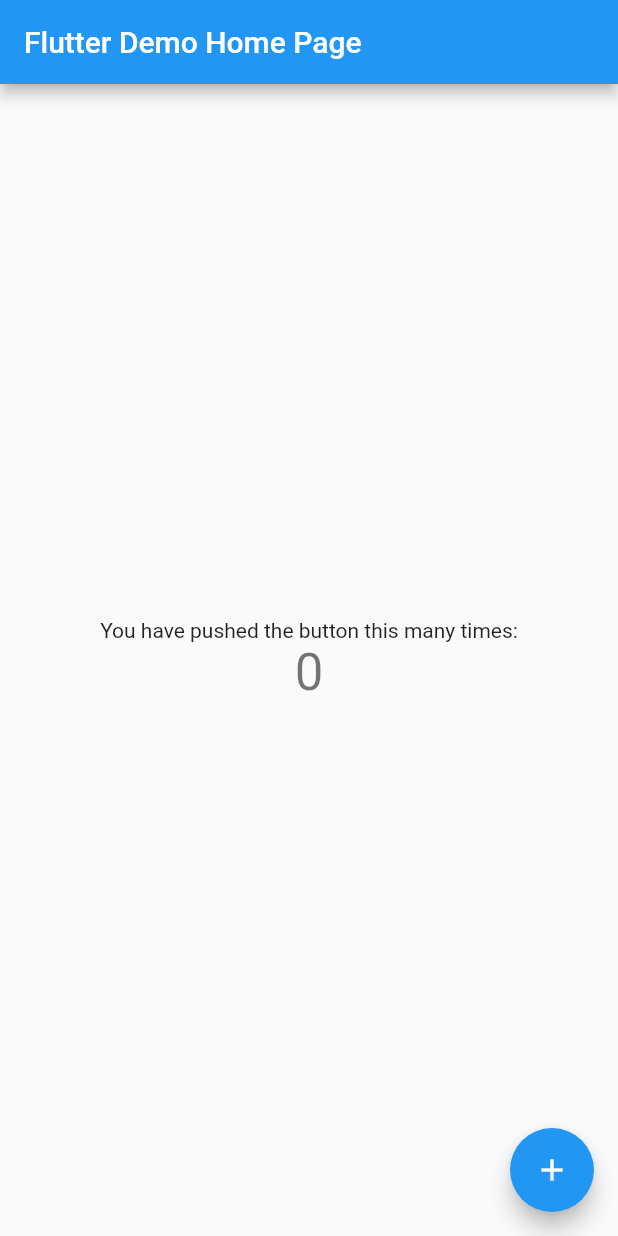
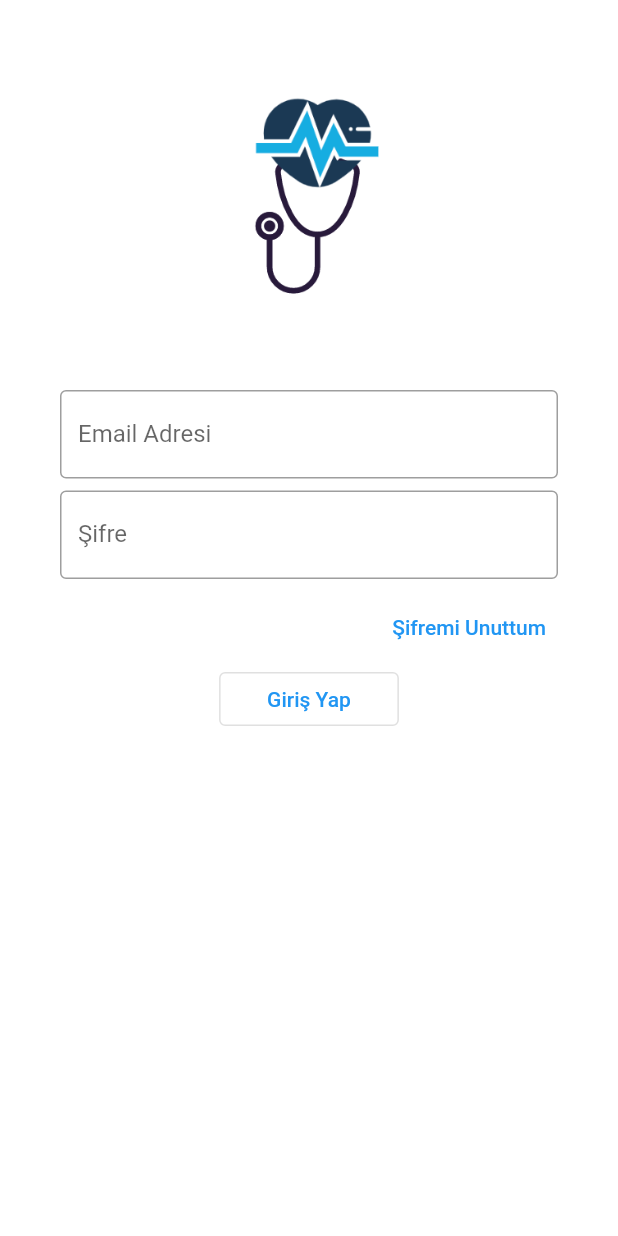
Before and after one commit to malibayram/sifa-poliklinigi, a Flutter app: the screen it shows after launch, on a phone screen of 412 x 824 dp. Run offline on Flutter 3.47's test engine with Material 2 defaults, Android fonts, the phone set to English and light mode, and no system bars.

Commit message:
giriş sayfası tasarlandı

```diff
--- /dev/null
+++ b/poliklinik/lib/giris_page.dart
@@ -0,0 +1,54 @@
+import 'package:flutter/material.dart';
+
+class GirisPage extends StatelessWidget {
+  @override
+  Widget build(BuildContext context) {
+    return Scaffold(
+      backgroundColor: Colors.white,
+      body: Padding(
+        padding: const EdgeInsets.symmetric(horizontal: 40),
+        child: Column(
+          children: [
+            Center(),
+            SizedBox(height: 40),
+            SizedBox(height: 180, child: Image.asset('assets/logo.png')),
+            SizedBox(height: 40),
+            TextField(
+              decoration: InputDecoration(
+                border: OutlineInputBorder(),
+                labelText: "Email Adresi",
+              ),
+            ),
+            SizedBox(height: 8),
+            TextField(
+              decoration: InputDecoration(
+                border: OutlineInputBorder(),
+                labelText: "Şifre",
+              ),
+            ),
+            SizedBox(height: 8),
+            Row(
+              children: [
+                Spacer(),
+                TextButton(
+                  onPressed: () {},
+                  child: Text("Şifremi Unuttum"),
+                ),
+              ],
+            ),
+            OutlinedButton(
+              onPressed: () {},
+              child: Padding(
+                padding: const EdgeInsets.symmetric(
+                  vertical: 8.0,
+                  horizontal: 16.0,
+                ),
+                child: Text("Giriş Yap"),
+              ),
+            )
+          ],
+        ),
+      ),
+    );
+  }
+}
--- a/poliklinik/lib/main.dart
+++ b/poliklinik/lib/main.dart
@@ -1,113 +1,19 @@
 import 'package:flutter/material.dart';
+
+import 'giris_page.dart';
 
 void main() {
   runApp(MyApp());
 }
 
 class MyApp extends StatelessWidget {
-  // This widget is the root of your application.
   @override
   Widget build(BuildContext context) {
     return MaterialApp(
-      title: 'Flutter Demo',
-      theme: ThemeData(
-        // This is the theme of your application.
-        //
-        // Try running your application with "flutter run". You'll see the
-        // application has a blue toolbar. Then, without quitting the app, try
-        // changing the primarySwatch below to Colors.green and then invoke
-        // "hot reload" (press "r" in the console where you ran "flutter run",
-        // or simply save your changes to "hot reload" in a Flutter IDE).
-        // Notice that the counter didn't reset back to zero; the application
-        // is not restarted.
-        primarySwatch: Colors.blue,
-      ),
-      home: MyHomePage(title: 'Flutter Demo Home Page'),
+      debugShowCheckedModeBanner: false,
+      title: 'Şifa Polikliniği',
+      theme: ThemeData(primarySwatch: Colors.blue),
+      home: GirisPage(),
     );
   }
 }
-
-class MyHomePage extends StatefulWidget {
-  MyHomePage({Key? key, this.title}) : super(key: key);
-
-  // This widget is the home page of your application. It is stateful, meaning
-  // that it has a State object (defined below) that contains fields that affect
-  // how it looks.
-
-  // This class is the configuration for the state. It holds the values (in this
-  // case the title) provided by the parent (in this case the App widget) and
-  // used by the build method of the State. Fields in a Widget subclass are
-  // always marked "final".
-
-  final String? title;
-
-  @override
-  _MyHomePageState createState() => _MyHomePageState();
-}
-
-class _MyHomePageState extends State<MyHomePage> {
-  int _counter = 0;
-
-  void _incrementCounter() {
-    setState(() {
-      // This call to setState tells the Flutter framework that something has
-      // changed in this State, which causes it to rerun the build method below
-      // so that the display can reflect the updated values. If we changed
-      // _counter without calling setState(), then the build method would not be
-      // called again, and so nothing would appear to happen.
-      _counter++;
-    });
-  }
-
-  @override
-  Widget build(BuildContext context) {
-    // This method is rerun every time setState is called, for instance as done
-    // by the _incrementCounter method above.
-    //
-    // The Flutter framework has been optimized to make rerunning build methods
-    // fast, so that you can just rebuild anything that needs updating rather
-    // than having to individually change instances of widgets.
-    return Scaffold(
-      appBar: AppBar(
-        // Here we take the value from the MyHomePage object that was created by
-        // the App.build method, and use it to set our appbar title.
-        title: Text(widget.title!),
-      ),
-      body: Center(
-        // Center is a layout widget. It takes a single child and positions it
-        // in the middle of the parent.
-        child: Column(
-          // Column is also a layout widget. It takes a list of children and
-          // arranges them vertically. By default, it sizes itself to fit its
-          // children horizontally, and tries to be as tall as its parent.
-          //
-          // Invoke "debug painting" (press "p" in the console, choose the
-          // "Toggle Debug Paint" action from the Flutter Inspector in Android
-          // Studio, or the "Toggle Debug Paint" command in Visual Studio Code)
-          // to see the wireframe for each widget.
-          //
-          // Column has various properties to control how it sizes itself and
-          // how it positions its children. Here we use mainAxisAlignment to
-          // center the children vertically; the main axis here is the vertical
-          // axis because Columns are vertical (the cross axis would be
-          // horizontal).
-          mainAxisAlignment: MainAxisAlignment.center,
-          children: <Widget>[
-            Text(
-              'You have pushed the button this many times:',
-            ),
-            Text(
-              '$_counter',
-              style: Theme.of(context).textTheme.headline4,
-            ),
-          ],
-        ),
-      ),
-      floatingActionButton: FloatingActionButton(
-        onPressed: _incrementCounter,
-        tooltip: 'Increment',
-        child: Icon(Icons.add),
-      ), // This trailing comma makes auto-formatting nicer for build methods.
-    );
-  }
-}
--- a/poliklinik/pubspec.yaml
+++ b/poliklinik/pubspec.yaml
@@ -45,8 +45,8 @@ flutter:
   uses-material-design: true
 
   # To add assets to your application, add an assets section, like this:
-  # assets:
-  #   - images/a_dot_burr.jpeg
+  assets:
+    - assets/
   #   - images/a_dot_ham.jpeg
 
   # An image asset can refer to one or more resolution-specific "variants", see
```
Also changed, not shown: poliklinik/assets/logo.png (added).
